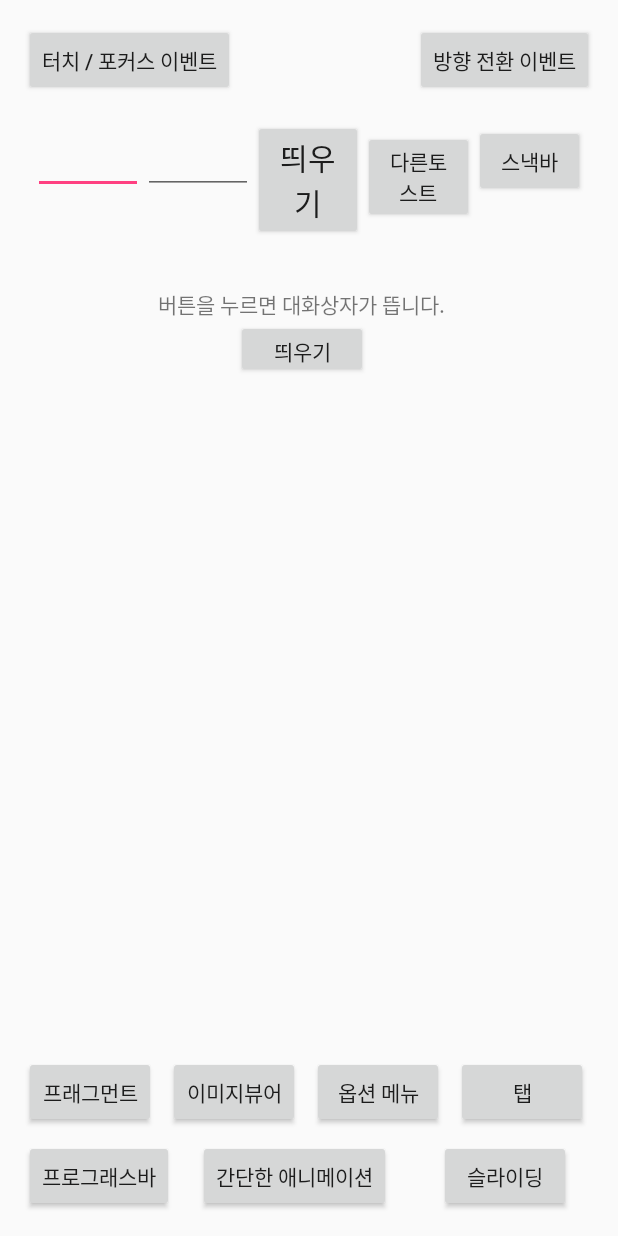
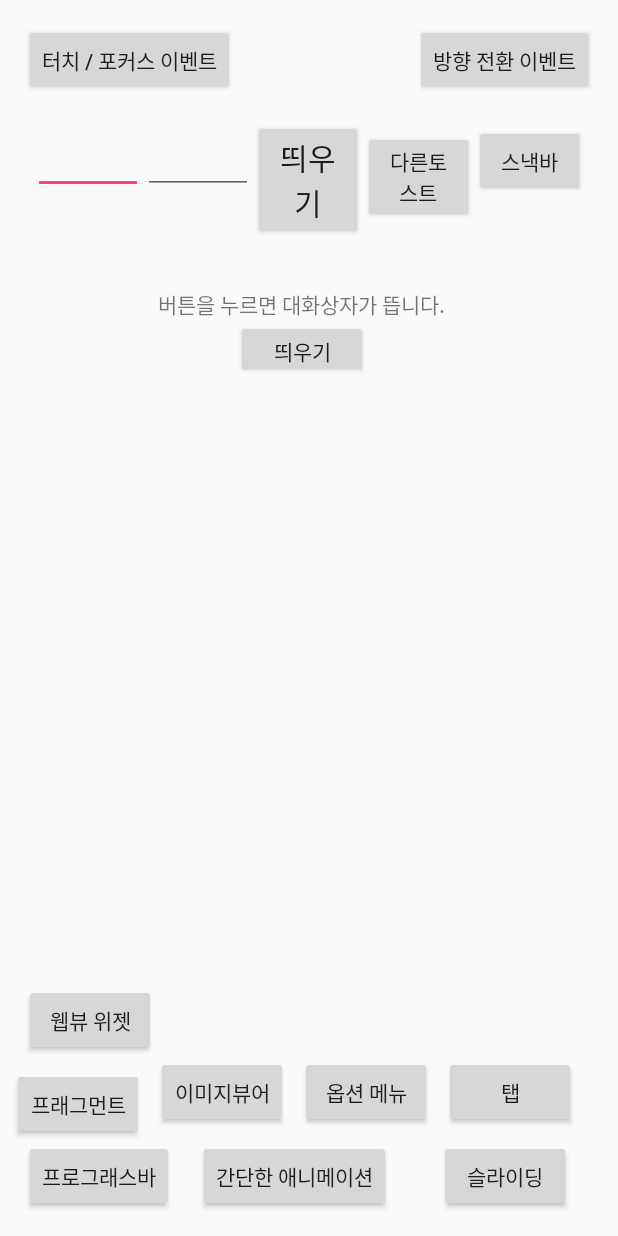
Before and after one commit to GentleDot/demo-android_1, an Android app: the screen it shows after launch (MainActivity), on a phone screen of 412 x 824 dp. Run offline under Robolectric (Android 15) with nearby library versions, the phone set to English and light mode, and no system bars.

Commit message:
Android Practice - webView widget demo

```diff
--- a/app/src/main/AndroidManifest.xml
+++ b/app/src/main/AndroidManifest.xml
@@ -1,6 +1,8 @@
 <?xml version="1.0" encoding="utf-8"?>
 <manifest xmlns:android="http://schemas.android.com/apk/res/android"
           package="net.gentledot.helloandroid">
+
+    <uses-permission android:name="android.permission.INTERNET"/>
 
     <application
             android:allowBackup="true"
@@ -35,6 +37,8 @@
         </activity>
         <activity android:name=".TabPage">
         </activity>
+        <activity android:name=".WebViewActivity">
+        </activity>
     </application>
 
 </manifest>
--- a/app/src/main/java/net/gentledot/helloandroid/MainActivity.java
+++ b/app/src/main/java/net/gentledot/helloandroid/MainActivity.java
@@ -160,6 +160,14 @@ public class MainActivity extends AppCompatActivity {
                 startActivity(new Intent(getApplicationContext(), TabPage.class));
             }
         });
+
+        Button webViewBtn = (Button) findViewById(R.id.webViewBtn);
+        webViewBtn.setOnClickListener(new View.OnClickListener() {
+            @Override
+            public void onClick(View v) {
+                startActivity(new Intent(getApplicationContext(), WebViewActivity.class));
+            }
+        });
     }
 
     private void showMessage() {
--- a/app/src/main/res/layout/activity_main.xml
+++ b/app/src/main/res/layout/activity_main.xml
@@ -90,9 +90,9 @@
             android:text="프래그먼트"
             android:layout_width="wrap_content"
             android:layout_height="wrap_content"
-            android:id="@+id/fragmentBtn" android:layout_marginStart="16dp"
-            app:layout_constraintLeft_toLeftOf="parent" android:layout_marginLeft="16dp"
-            app:layout_constraintBottom_toTopOf="@+id/progressBtn" android:layout_marginBottom="8dp"/>
+            android:id="@+id/fragmentBtn" android:layout_marginStart="8dp"
+            app:layout_constraintLeft_toLeftOf="parent" android:layout_marginLeft="8dp"
+            app:layout_constraintBottom_toTopOf="@+id/progressBtn"/>
     <Button
             android:text="이미지뷰어"
             android:layout_width="wrap_content"
@@ -116,4 +116,13 @@
             android:layout_marginStart="8dp"
             app:layout_constraintLeft_toRightOf="@+id/optionMenuBtn" android:layout_marginLeft="8dp"
             app:layout_constraintBottom_toTopOf="@+id/slidingBtn" android:layout_marginBottom="8dp"/>
+    <Button
+            android:text="웹뷰 위젯"
+            android:layout_width="wrap_content"
+            android:layout_height="wrap_content"
+            android:id="@+id/webViewBtn"
+            android:layout_marginStart="16dp"
+            app:layout_constraintLeft_toLeftOf="parent"
+            android:layout_marginLeft="16dp" app:layout_constraintBottom_toTopOf="@+id/fragmentBtn"
+            android:layout_marginBottom="8dp"/>
 </android.support.constraint.ConstraintLayout>
```
Also changed, not shown: app/src/main/java/net/gentledot/helloandroid/WebViewActivity.java (added, +72 -0 lines), app/src/main/res/layout/activity_web_view.xml (added, +28 -0 lines), app/src/main/assets/face_angry.png (added), app/src/main/assets/face_normal.png (added), 1 other file.
